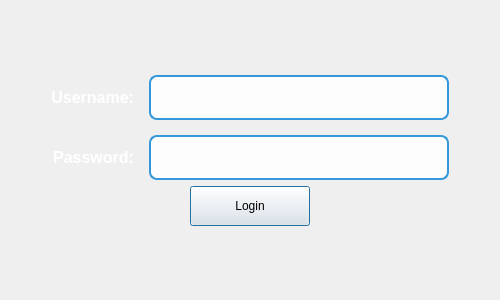
Qt form Gestion_de_Departement_GI/logindialog.ui (MedGm/QTproject) before a commit.
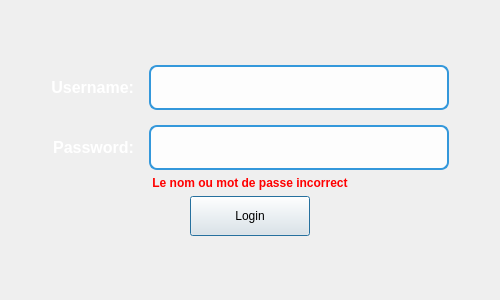
The same form after that commit.

Patch:
```diff
--- a/Gestion_de_Departement_GI/logindialog.ui
+++ b/Gestion_de_Departement_GI/logindialog.ui
@@ -110,6 +110,22 @@
      </item>
     </layout>
    </item>
+   <item>
+    <widget class="QLabel" name="errorLabel">
+     <property name="text">
+      <string>Le nom ou mot de passe incorrect</string>
+     </property>
+     <property name="alignment">
+      <set>Qt::AlignCenter</set>
+     </property>
+     <property name="styleSheet">
+      <string>color: red; font-size: 12px;</string>
+     </property>
+     <property name="visible">
+      <bool>false</bool>
+     </property>
+    </widget>
+   </item>
    <item>
     <layout class="QHBoxLayout" name="horizontalLayout">
      <item>
```
